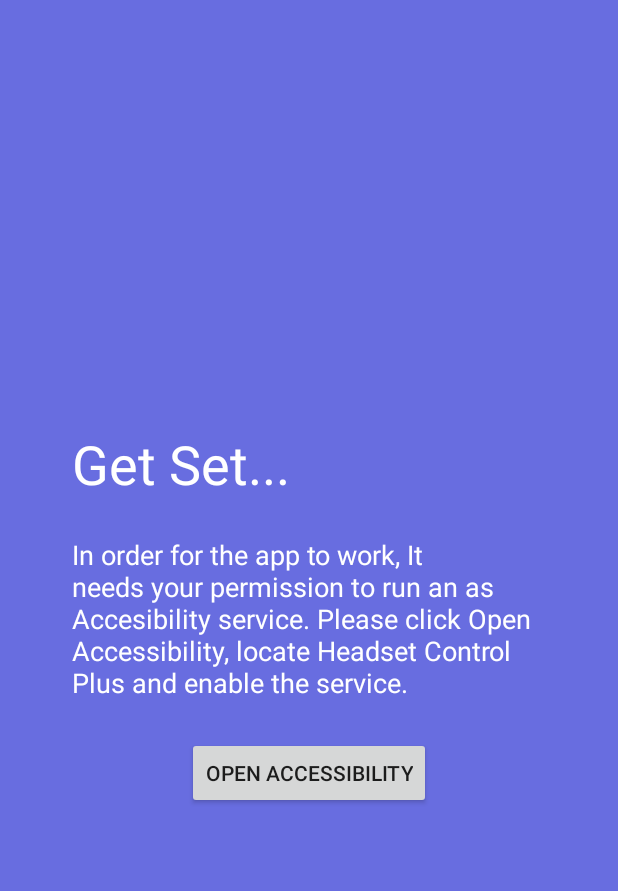
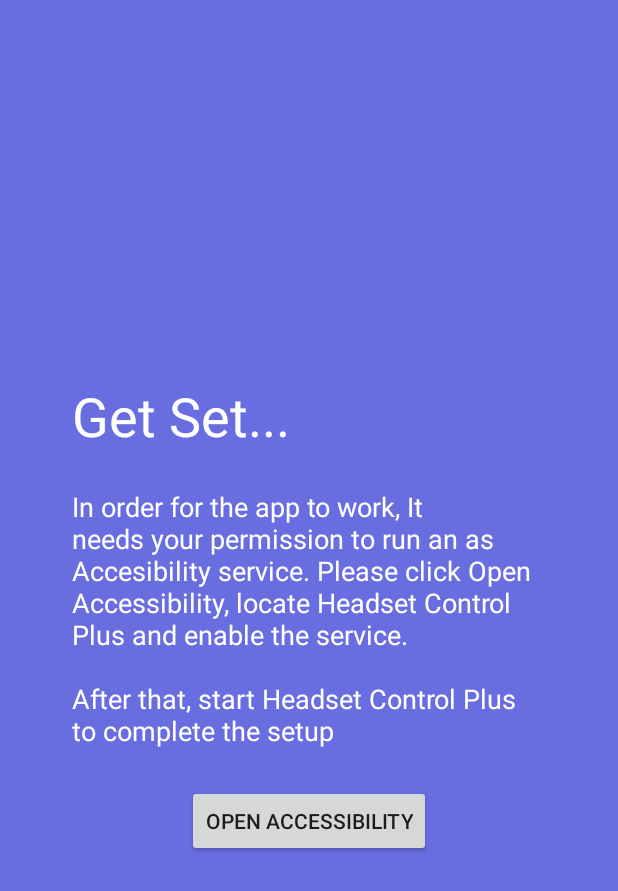
Before and after one commit to nadchif/headset-control-plus, an Android app: the layout fragment_intro_slide_permissions.xml on its own in the app's theme, with its tools: preview values and no code run, on a phone screen of 412 x 824 dp. Shown: the top 891 px of the screen. Run offline under Robolectric (Android 15) with nearby library versions, the phone set to English and light mode, and no system bars.

Commit message:
Patch (#35)
* changes to setup workflow

```diff
--- a/app/build.gradle
+++ b/app/build.gradle
@@ -7,8 +7,8 @@ android {
         applicationId "com.chif.headsetcontrolplus"
         minSdkVersion 23
         targetSdkVersion 29
-        versionCode 15
-        versionName "0.2.9"
+        versionCode 16
+        versionName "0.2.10"
         testInstrumentationRunner "androidx.test.runner.AndroidJUnitRunner"
     }
     buildTypes {
--- a/app/src/main/java/com/chif/headsetcontrolplus/HeadsetControlPlusService.java
+++ b/app/src/main/java/com/chif/headsetcontrolplus/HeadsetControlPlusService.java
@@ -28,6 +28,7 @@ import android.os.SystemClock;
 import android.util.Log;
 import android.view.KeyEvent;
 import android.view.accessibility.AccessibilityEvent;
+import android.widget.Toast;
 import androidx.preference.PreferenceManager;
 import com.chif.headsetcontrolplus.providers.FlashlightProvider;
 import com.chif.headsetcontrolplus.providers.StravaProvider;
@@ -254,6 +255,11 @@ public class HeadsetControlPlusService extends AccessibilityService {
     int keycode = event.getKeyCode();
     int action = event.getAction();
 
+    /*
+     Toast.makeText(this, ("Headset Key:" + keycode + " Action: " + action),
+            Toast.LENGTH_SHORT).show();
+     */
+
     if (action != KeyEvent.ACTION_UP && action != KeyEvent.ACTION_DOWN || event.isCanceled()) {
       return false;
     }
--- a/app/src/main/java/com/chif/headsetcontrolplus/IntroActivity.java
+++ b/app/src/main/java/com/chif/headsetcontrolplus/IntroActivity.java
@@ -6,6 +6,7 @@
 package com.chif.headsetcontrolplus;
 
 import android.Manifest;
+import android.content.Intent;
 import android.os.Bundle;
 import androidx.annotation.Nullable;
 import androidx.fragment.app.Fragment;
@@ -42,6 +43,8 @@ public class IntroActivity extends AppIntro2 {
   @Override
   public void onDonePressed(final Fragment currentFragment) {
     super.onDonePressed(currentFragment);
+    Intent intent = new Intent(this, MainActivity.class);
+    startActivity(intent);
     finish();
   }
 
--- a/app/src/main/java/com/chif/headsetcontrolplus/MainActivity.java
+++ b/app/src/main/java/com/chif/headsetcontrolplus/MainActivity.java
@@ -38,6 +38,7 @@ public class MainActivity extends AppCompatActivity implements
     if (!sp.getBoolean("first", false)) {
       Intent intent = new Intent(this, IntroActivity.class);
       startActivity(intent);
+      finish();
     }
 
     getSupportFragmentManager().addOnBackStackChangedListener(
--- a/app/src/main/java/com/chif/headsetcontrolplus/slides/IntroSlidePermissions.java
+++ b/app/src/main/java/com/chif/headsetcontrolplus/slides/IntroSlidePermissions.java
@@ -77,6 +77,7 @@ public class IntroSlidePermissions extends Fragment implements ISlidePolicy {
       public void onClick(final View view) {
         Intent intent = new Intent(Settings.ACTION_ACCESSIBILITY_SETTINGS);
         startActivity(intent);
+        getActivity().finish();
       }
     });
 
--- a/app/src/main/res/values/strings.xml
+++ b/app/src/main/res/values/strings.xml
@@ -107,7 +107,8 @@
     </string>
     <string name="intro_details_permissions">
         In order for the app to work, It needs your permission to run an as Accesibility service.
-        Please click "Open Accessibility", locate "Headset Control Plus" and enable the service.
+        Please click "Open Accessibility", locate "Headset Control Plus" and enable the service.\n\nAfter
+        that, start Headset Control Plus to complete the setup
     </string>
     <string name="btn_open_accessibility">
         Open Accessibility</string>
@@ -122,7 +123,7 @@
     <string name="status_headset_setup_waiting">
         Waiting...</string>
     <string name="status_headset_setup_trouble">
-        Having Trouble? Tap here for Help</string>
+        Having Trouble? Try to restart your phone, or Tap here for Help</string>
     <string name="status_headset_setup_success">
         Success! Enjoy Headset Control Plus</string>
 
--- a/app/src/main/res/xml/appinfo_preferences.xml
+++ b/app/src/main/res/xml/appinfo_preferences.xml
@@ -2,7 +2,7 @@
     xmlns:app="http://schemas.android.com/apk/res-auto">
     <Preference
         app:key="about_hcp_version"
-        app:summary="0.2.9"
+        app:summary="0.2.10"
         app:title="@string/pref_title_version"
         app:iconSpaceReserved="false" ></Preference>
     <Preference
```
